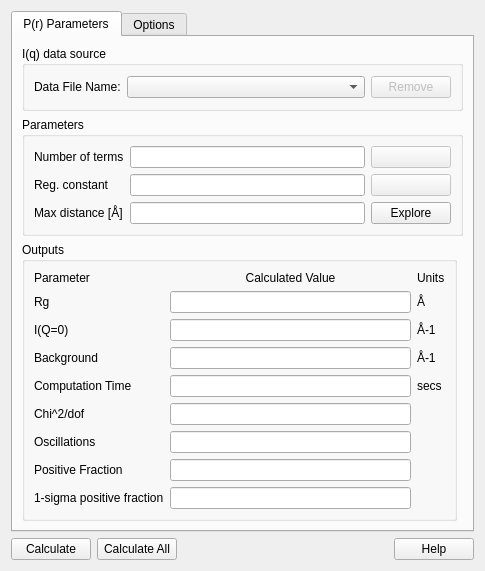
First picture: the form in src/sas/qtgui/Perspectives/Inversion/UI/TabbedInversionUI.ui, repository SasView/sasview, before the edit.
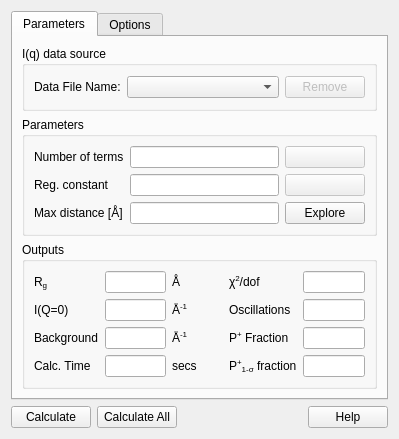
Second picture: the form after the edit.

Commit message: More inversion work on details in validation, UI design and such

```diff
--- a/src/sas/qtgui/Perspectives/Inversion/UI/TabbedInversionUI.ui
+++ b/src/sas/qtgui/Perspectives/Inversion/UI/TabbedInversionUI.ui
@@ -6,12 +6,12 @@
    <rect>
     <x>0</x>
     <y>0</y>
-    <width>473</width>
-    <height>540</height>
+    <width>390</width>
+    <height>409</height>
    </rect>
   </property>
   <property name="sizePolicy">
-   <sizepolicy hsizetype="Fixed" vsizetype="Fixed">
+   <sizepolicy hsizetype="Preferred" vsizetype="Preferred">
     <horstretch>0</horstretch>
     <verstretch>0</verstretch>
    </sizepolicy>
@@ -31,11 +31,11 @@
   <property name="windowTitle">
    <string>P(r) Inversion</string>
   </property>
-  <layout class="QGridLayout" name="gridLayout_10">
+  <layout class="QGridLayout" name="gridLayout_7">
    <item row="0" column="0">
     <widget class="QTabWidget" name="PrTabWidget">
      <property name="sizePolicy">
-      <sizepolicy hsizetype="Fixed" vsizetype="Fixed">
+      <sizepolicy hsizetype="Preferred" vsizetype="Preferred">
        <horstretch>0</horstretch>
        <verstretch>0</verstretch>
       </sizepolicy>
@@ -51,11 +51,17 @@
      </property>
      <widget class="QWidget" name="tabMain">
       <attribute name="title">
-       <string>P(r) Parameters</string>
+       <string>Parameters</string>
       </attribute>
-      <layout class="QGridLayout" name="gridLayout_7">
-       <item row="0" column="0" colspan="2">
+      <layout class="QGridLayout" name="gridLayout_6">
+       <item row="0" column="0">
         <widget class="QGroupBox" name="dataSourceGroupBox">
+         <property name="sizePolicy">
+          <sizepolicy hsizetype="Preferred" vsizetype="Preferred">
+           <horstretch>0</horstretch>
+           <verstretch>0</verstretch>
+          </sizepolicy>
+         </property>
          <property name="title">
           <string>I(q) data source</string>
          </property>
@@ -100,12 +106,10 @@
          </layout>
         </widget>
        </item>
-       <item row="1" column="0" colspan="2">
-        <layout class="QGridLayout" name="gridLayout_6">
-         <item row="0" column="0">
+       <item row="1" column="0">
           <widget class="QGroupBox" name="paramGroupBox">
            <property name="sizePolicy">
-            <sizepolicy hsizetype="MinimumExpanding" vsizetype="Preferred">
+          <sizepolicy hsizetype="Preferred" vsizetype="Preferred">
              <horstretch>0</horstretch>
              <verstretch>0</verstretch>
             </sizepolicy>
@@ -137,7 +141,7 @@
             <item row="0" column="1">
              <widget class="QLineEdit" name="noOfTermsInput">
               <property name="sizePolicy">
-               <sizepolicy hsizetype="MinimumExpanding" vsizetype="Fixed">
+             <sizepolicy hsizetype="Preferred" vsizetype="Fixed">
                 <horstretch>0</horstretch>
                 <verstretch>0</verstretch>
                </sizepolicy>
@@ -182,7 +186,7 @@
             <item row="1" column="1">
              <widget class="QLineEdit" name="regularizationConstantInput">
               <property name="sizePolicy">
-               <sizepolicy hsizetype="MinimumExpanding" vsizetype="Fixed">
+             <sizepolicy hsizetype="Preferred" vsizetype="Fixed">
                 <horstretch>0</horstretch>
                 <verstretch>0</verstretch>
                </sizepolicy>
@@ -221,7 +225,7 @@
             <item row="2" column="1">
              <widget class="QLineEdit" name="maxDistanceInput">
               <property name="sizePolicy">
-               <sizepolicy hsizetype="MinimumExpanding" vsizetype="Fixed">
+             <sizepolicy hsizetype="Preferred" vsizetype="Fixed">
                 <horstretch>0</horstretch>
                 <verstretch>0</verstretch>
                </sizepolicy>
@@ -271,21 +275,26 @@
            <zorder>label_14</zorder>
           </widget>
          </item>
-        </layout>
-       </item>
        <item row="2" column="0">
         <widget class="QGroupBox" name="outputsGroupBox">
          <property name="title">
           <string>Outputs</string>
          </property>
          <layout class="QGridLayout" name="gridLayout_4">
-          <item row="1" column="1">
+          <item row="0" column="0">
+           <widget class="QLabel" name="label_15">
+            <property name="text">
+             <string>&lt;html&gt;&lt;head/&gt;&lt;body&gt;&lt;p&gt;R&lt;span style=&quot; vertical-align:sub;&quot;&gt;g&lt;/span&gt;&lt;/p&gt;&lt;/body&gt;&lt;/html&gt;</string>
+            </property>
+           </widget>
+          </item>
+          <item row="0" column="1">
            <widget class="QLineEdit" name="rgValue">
             <property name="enabled">
              <bool>true</bool>
             </property>
             <property name="sizePolicy">
-             <sizepolicy hsizetype="MinimumExpanding" vsizetype="Fixed">
+             <sizepolicy hsizetype="Preferred" vsizetype="Fixed">
               <horstretch>0</horstretch>
               <verstretch>0</verstretch>
              </sizepolicy>
@@ -295,111 +304,87 @@
             </property>
            </widget>
           </item>
-          <item row="5" column="1">
-           <widget class="QLineEdit" name="chiDofValue">
-            <property name="enabled">
-             <bool>true</bool>
+          <item row="0" column="2">
+           <widget class="QLabel" name="label_24">
+            <property name="text">
+             <string>Å</string>
             </property>
-            <property name="sizePolicy">
-             <sizepolicy hsizetype="MinimumExpanding" vsizetype="Fixed">
-              <horstretch>0</horstretch>
-              <verstretch>0</verstretch>
-             </sizepolicy>
-            </property>
-            <property name="readOnly">
-             <bool>true</bool>
-            </property>
            </widget>
           </item>
-          <item row="3" column="1">
-           <widget class="QLineEdit" name="backgroundValue">
-            <property name="enabled">
-             <bool>true</bool>
-            </property>
-            <property name="sizePolicy">
-             <sizepolicy hsizetype="MinimumExpanding" vsizetype="Fixed">
-              <horstretch>0</horstretch>
-              <verstretch>0</verstretch>
-             </sizepolicy>
-            </property>
-            <property name="readOnly">
-             <bool>true</bool>
-            </property>
-           </widget>
-          </item>
-          <item row="0" column="0">
+          <item row="0" column="3">
            <widget class="QLabel" name="label_22">
             <property name="text">
-             <string>Parameter</string>
+             <string>      </string>
             </property>
            </widget>
           </item>
-          <item row="0" column="1">
-           <widget class="QLabel" name="label_23">
-            <property name="text">
-             <string>Calculated Value</string>
-            </property>
-            <property name="alignment">
-             <set>Qt::AlignCenter</set>
-            </property>
-           </widget>
-          </item>
-          <item row="4" column="2">
-           <widget class="QLabel" name="label_27">
-            <property name="text">
-             <string>secs</string>
-            </property>
-           </widget>
-          </item>
-          <item row="0" column="2">
-           <widget class="QLabel" name="label_28">
-            <property name="text">
-             <string>Units</string>
-            </property>
-           </widget>
-          </item>
-          <item row="1" column="0">
-           <widget class="QLabel" name="label_15">
-            <property name="text">
-             <string>Rg</string>
-            </property>
-           </widget>
-          </item>
-          <item row="2" column="2">
-           <widget class="QLabel" name="label_25">
-            <property name="text">
-             <string>Å-1</string>
-            </property>
-           </widget>
-          </item>
-          <item row="7" column="0">
-           <widget class="QLabel" name="label_21">
-            <property name="text">
-             <string>Positive Fraction</string>
-            </property>
-           </widget>
-          </item>
-          <item row="5" column="0">
+          <item row="0" column="4">
            <widget class="QLabel" name="label_19">
             <property name="text">
-             <string>Chi^2/dof</string>
+             <string>&lt;html&gt;&lt;head/&gt;&lt;body&gt;&lt;p&gt;χ&lt;span style=&quot; vertical-align:super;&quot;&gt;2&lt;/span&gt;/dof&lt;/p&gt;&lt;/body&gt;&lt;/html&gt;</string>
             </property>
            </widget>
           </item>
-          <item row="6" column="0">
+          <item row="0" column="5">
+           <widget class="QLineEdit" name="chiDofValue">
+            <property name="enabled">
+             <bool>true</bool>
+            </property>
+            <property name="sizePolicy">
+             <sizepolicy hsizetype="Preferred" vsizetype="Fixed">
+              <horstretch>0</horstretch>
+              <verstretch>0</verstretch>
+             </sizepolicy>
+            </property>
+            <property name="readOnly">
+             <bool>true</bool>
+            </property>
+           </widget>
+          </item>
+          <item row="1" column="0">
+           <widget class="QLabel" name="label_16">
+            <property name="text">
+             <string>I(Q=0)</string>
+            </property>
+           </widget>
+          </item>
+          <item row="1" column="1">
+           <widget class="QLineEdit" name="iQ0Value">
+            <property name="enabled">
+             <bool>true</bool>
+            </property>
+            <property name="sizePolicy">
+             <sizepolicy hsizetype="Preferred" vsizetype="Fixed">
+              <horstretch>0</horstretch>
+              <verstretch>0</verstretch>
+             </sizepolicy>
+            </property>
+            <property name="readOnly">
+             <bool>true</bool>
+            </property>
+           </widget>
+          </item>
+          <item row="1" column="2">
+           <widget class="QLabel" name="label_25">
+            <property name="text">
+             <string>&lt;html&gt;&lt;head/&gt;&lt;body&gt;&lt;p&gt;Å&lt;span style=&quot; vertical-align:super;&quot;&gt;-1&lt;/span&gt;&lt;/p&gt;&lt;/body&gt;&lt;/html&gt;</string>
+            </property>
+           </widget>
+          </item>
+          <item row="1" column="4">
            <widget class="QLabel" name="label_20">
             <property name="text">
              <string>Oscillations</string>
             </property>
            </widget>
           </item>
-          <item row="6" column="1">
+          <item row="1" column="5">
            <widget class="QLineEdit" name="oscillationValue">
             <property name="enabled">
              <bool>true</bool>
             </property>
             <property name="sizePolicy">
-             <sizepolicy hsizetype="MinimumExpanding" vsizetype="Fixed">
+             <sizepolicy hsizetype="Preferred" vsizetype="Fixed">
               <horstretch>0</horstretch>
               <verstretch>0</verstretch>
              </sizepolicy>
@@ -409,103 +394,103 @@
             </property>
            </widget>
           </item>
-          <item row="1" column="2">
-           <widget class="QLabel" name="label_24">
+          <item row="2" column="0">
+           <widget class="QLabel" name="label_17">
             <property name="text">
-             <string>Å</string>
+             <string>Background</string>
             </property>
            </widget>
           </item>
-          <item row="4" column="0">
+          <item row="2" column="1">
+           <widget class="QLineEdit" name="backgroundValue">
+            <property name="enabled">
+             <bool>true</bool>
+            </property>
+            <property name="sizePolicy">
+             <sizepolicy hsizetype="Preferred" vsizetype="Fixed">
+              <horstretch>0</horstretch>
+              <verstretch>0</verstretch>
+             </sizepolicy>
+            </property>
+            <property name="readOnly">
+             <bool>true</bool>
+            </property>
+           </widget>
+          </item>
+          <item row="2" column="2">
+           <widget class="QLabel" name="label_26">
+            <property name="text">
+             <string>&lt;html&gt;&lt;head/&gt;&lt;body&gt;&lt;p&gt;Å&lt;span style=&quot; vertical-align:super;&quot;&gt;-1&lt;/span&gt;&lt;/p&gt;&lt;/body&gt;&lt;/html&gt;</string>
+            </property>
+           </widget>
+          </item>
+          <item row="2" column="4">
+           <widget class="QLabel" name="label_21">
+            <property name="text">
+             <string>&lt;html&gt;&lt;head/&gt;&lt;body&gt;&lt;p&gt;P&lt;span style=&quot; vertical-align:super;&quot;&gt;+&lt;/span&gt; Fraction&lt;/p&gt;&lt;/body&gt;&lt;/html&gt;</string>
+            </property>
+           </widget>
+          </item>
+          <item row="2" column="5">
+           <widget class="QLineEdit" name="posFractionValue">
+            <property name="enabled">
+             <bool>true</bool>
+            </property>
+            <property name="sizePolicy">
+             <sizepolicy hsizetype="Preferred" vsizetype="Fixed">
+              <horstretch>0</horstretch>
+              <verstretch>0</verstretch>
+             </sizepolicy>
+            </property>
+            <property name="readOnly">
+             <bool>true</bool>
+            </property>
+           </widget>
+          </item>
+          <item row="3" column="0">
            <widget class="QLabel" name="label_18">
             <property name="text">
-             <string>Computation Time</string>
+             <string>Calc. Time</string>
             </property>
            </widget>
           </item>
-          <item row="8" column="0">
+          <item row="3" column="1">
+           <widget class="QLineEdit" name="computationTimeValue">
+            <property name="enabled">
+             <bool>true</bool>
+            </property>
+            <property name="sizePolicy">
+             <sizepolicy hsizetype="Preferred" vsizetype="Fixed">
+              <horstretch>0</horstretch>
+              <verstretch>0</verstretch>
+             </sizepolicy>
+            </property>
+            <property name="readOnly">
+             <bool>true</bool>
+            </property>
+           </widget>
+          </item>
+          <item row="3" column="2">
+           <widget class="QLabel" name="label_27">
+            <property name="text">
+             <string>secs</string>
+            </property>
+           </widget>
+          </item>
+          <item row="3" column="4">
            <widget class="QLabel" name="label_29">
             <property name="text">
-             <string>1-sigma positive fraction</string>
+             <string>&lt;html&gt;&lt;head/&gt;&lt;body&gt;&lt;p&gt;P&lt;span style=&quot; vertical-align:super;&quot;&gt;+&lt;/span&gt;&lt;span style=&quot; vertical-align:sub;&quot;&gt;1-σ&lt;/span&gt; fraction&lt;/p&gt;&lt;/body&gt;&lt;/html&gt;</string>
             </property>
            </widget>
           </item>
-          <item row="8" column="1">
+          <item row="3" column="5">
            <widget class="QLineEdit" name="sigmaPosFractionValue">
             <property name="enabled">
              <bool>true</bool>
             </property>
             <property name="sizePolicy">
-             <sizepolicy hsizetype="MinimumExpanding" vsizetype="Fixed">
-              <horstretch>0</horstretch>
-              <verstretch>0</verstretch>
-             </sizepolicy>
-            </property>
-            <property name="readOnly">
-             <bool>true</bool>
-            </property>
-           </widget>
-          </item>
-          <item row="7" column="1">
-           <widget class="QLineEdit" name="posFractionValue">
-            <property name="enabled">
-             <bool>true</bool>
-            </property>
-            <property name="sizePolicy">
-             <sizepolicy hsizetype="MinimumExpanding" vsizetype="Fixed">
-              <horstretch>0</horstretch>
-              <verstretch>0</verstretch>
-             </sizepolicy>
-            </property>
-            <property name="readOnly">
-             <bool>true</bool>
-            </property>
-           </widget>
-          </item>
-          <item row="3" column="2">
-           <widget class="QLabel" name="label_26">
-            <property name="text">
-             <string>Å-1</string>
-            </property>
-           </widget>
-          </item>
-          <item row="2" column="0">
-           <widget class="QLabel" name="label_16">
-            <property name="text">
-             <string>I(Q=0)</string>
-            </property>
-           </widget>
-          </item>
-          <item row="4" column="1">
-           <widget class="QLineEdit" name="computationTimeValue">
-            <property name="enabled">
-             <bool>true</bool>
-            </property>
-            <property name="sizePolicy">
-             <sizepolicy hsizetype="MinimumExpanding" vsizetype="Fixed">
-              <horstretch>0</horstretch>
-              <verstretch>0</verstretch>
-             </sizepolicy>
-            </property>
-            <property name="readOnly">
-             <bool>true</bool>
-            </property>
-           </widget>
-          </item>
-          <item row="3" column="0">
-           <widget class="QLabel" name="label_17">
-            <property name="text">
-             <string>Background</string>
-            </property>
-           </widget>
-          </item>
-          <item row="2" column="1">
-           <widget class="QLineEdit" name="iQ0Value">
-            <property name="enabled">
-             <bool>true</bool>
-            </property>
-            <property name="sizePolicy">
-             <sizepolicy hsizetype="MinimumExpanding" vsizetype="Fixed">
+             <sizepolicy hsizetype="Preferred" vsizetype="Fixed">
               <horstretch>0</horstretch>
               <verstretch>0</verstretch>
              </sizepolicy>
@@ -728,19 +713,6 @@
     </widget>
    </item>
    <item row="1" column="0">
-    <spacer name="verticalSpacer_2">
-     <property name="orientation">
-      <enum>Qt::Vertical</enum>
-     </property>
-     <property name="sizeHint" stdset="0">
-      <size>
-       <width>20</width>
-       <height>0</height>
-      </size>
-     </property>
-    </spacer>
-   </item>
-   <item row="2" column="0">
     <layout class="QHBoxLayout" name="horizontalLayout_8">
      <property name="sizeConstraint">
       <enum>QLayout::SetDefaultConstraint</enum>
```
Lines whose indentation alone changed are shown as unchanged. The commit also changes 8 other files.
